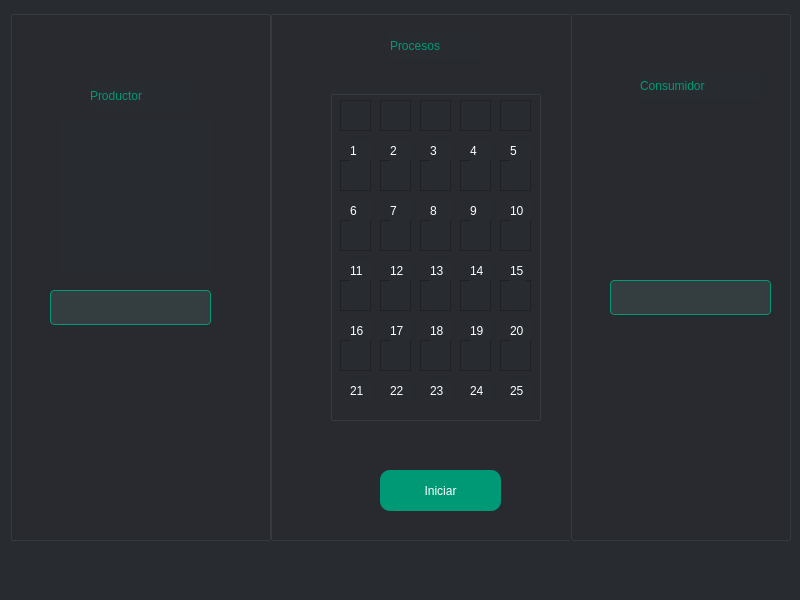
Before: the Qt Designer form view/mainWindow.ui in Edgarbanzo/Productor-Consumidor, drawn with Qt 5.
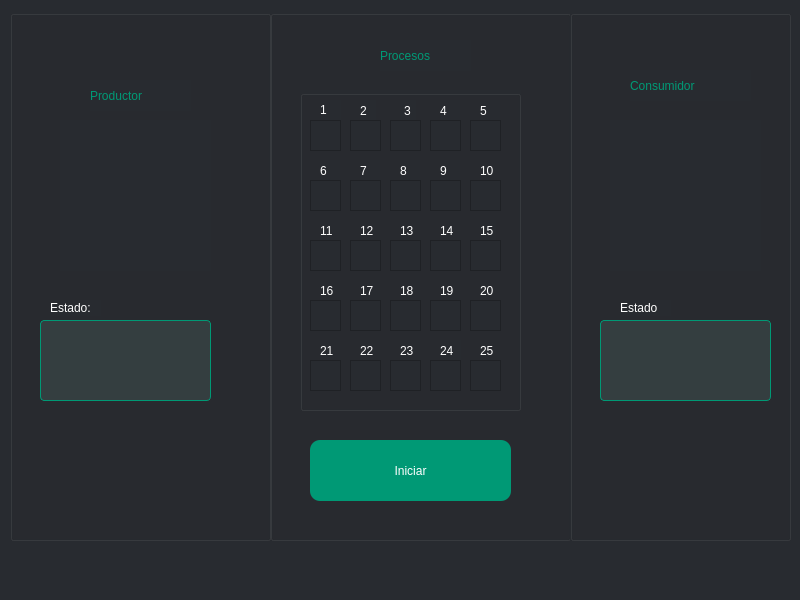
After: the same form once the commit is applied. Icons and pictures are not drawn.

The edit to the form file:
```diff
--- a/view/mainWindow.ui
+++ b/view/mainWindow.ui
@@ -26,22 +26,25 @@
       <height>531</height>
      </rect>
     </property>
+    <property name="cursor">
+     <cursorShape>ArrowCursor</cursorShape>
+    </property>
     <property name="title">
      <string/>
     </property>
     <widget class="QPushButton" name="pushButton_Start">
      <property name="geometry">
       <rect>
-       <x>110</x>
-       <y>460</y>
-       <width>121</width>
-       <height>41</height>
+       <x>40</x>
+       <y>430</y>
+       <width>201</width>
+       <height>61</height>
       </rect>
      </property>
      <property name="styleSheet">
       <string notr="true">background-color: rgb(0, 153, 117);
+font: 19pt &quot;Impact&quot;;
 color: #FFFFFF;
-font: 75 12pt &quot;Microsoft YaHei&quot;;
 border-radius: 10px;</string>
      </property>
      <property name="text">
@@ -51,8 +54,8 @@
     <widget class="QLabel" name="label_titulo_Process">
      <property name="geometry">
       <rect>
-       <x>120</x>
-       <y>20</y>
+       <x>110</x>
+       <y>30</y>
        <width>91</width>
        <height>31</height>
       </rect>
@@ -69,10 +72,10 @@
     <widget class="QGroupBox" name="groupBox_ProcessContainer">
      <property name="geometry">
       <rect>
-       <x>60</x>
+       <x>30</x>
        <y>80</y>
-       <width>211</width>
-       <height>331</height>
+       <width>221</width>
+       <height>321</height>
       </rect>
      </property>
      <property name="title">
@@ -82,17 +85,7 @@
       <property name="geometry">
        <rect>
         <x>10</x>
-        <y>10</y>
-        <width>31</width>
-        <height>31</height>
-       </rect>
-      </property>
-     </widget>
-     <widget class="QGraphicsView" name="graphicsView_2">
-      <property name="geometry">
-       <rect>
-        <x>50</x>
-        <y>10</y>
+        <y>30</y>
         <width>31</width>
         <height>31</height>
        </rect>
@@ -102,7 +95,7 @@
       <property name="geometry">
        <rect>
         <x>90</x>
-        <y>10</y>
+        <y>30</y>
         <width>31</width>
         <height>31</height>
        </rect>
@@ -112,7 +105,7 @@
       <property name="geometry">
        <rect>
         <x>130</x>
-        <y>10</y>
+        <y>30</y>
         <width>31</width>
         <height>31</height>
        </rect>
@@ -122,7 +115,7 @@
       <property name="geometry">
        <rect>
         <x>170</x>
-        <y>10</y>
+        <y>30</y>
         <width>31</width>
         <height>31</height>
        </rect>
@@ -132,7 +125,7 @@
       <property name="geometry">
        <rect>
         <x>10</x>
-        <y>70</y>
+        <y>90</y>
         <width>31</width>
         <height>31</height>
        </rect>
@@ -142,7 +135,7 @@
       <property name="geometry">
        <rect>
         <x>10</x>
-        <y>130</y>
+        <y>150</y>
         <width>31</width>
         <height>31</height>
        </rect>
@@ -152,7 +145,7 @@
       <property name="geometry">
        <rect>
         <x>10</x>
-        <y>190</y>
+        <y>210</y>
         <width>31</width>
         <height>31</height>
        </rect>
@@ -162,7 +155,7 @@
       <property name="geometry">
        <rect>
         <x>10</x>
-        <y>250</y>
+        <y>270</y>
         <width>31</width>
         <height>31</height>
        </rect>
@@ -172,7 +165,7 @@
       <property name="geometry">
        <rect>
         <x>50</x>
-        <y>70</y>
+        <y>90</y>
         <width>31</width>
         <height>31</height>
        </rect>
@@ -182,7 +175,7 @@
       <property name="geometry">
        <rect>
         <x>50</x>
-        <y>130</y>
+        <y>150</y>
         <width>31</width>
         <height>31</height>
        </rect>
@@ -192,7 +185,7 @@
       <property name="geometry">
        <rect>
         <x>50</x>
-        <y>190</y>
+        <y>210</y>
         <width>31</width>
         <height>31</height>
        </rect>
@@ -202,7 +195,7 @@
       <property name="geometry">
        <rect>
         <x>90</x>
-        <y>70</y>
+        <y>90</y>
         <width>31</width>
         <height>31</height>
        </rect>
@@ -212,7 +205,7 @@
       <property name="geometry">
        <rect>
         <x>130</x>
-        <y>70</y>
+        <y>90</y>
         <width>31</width>
         <height>31</height>
        </rect>
@@ -222,7 +215,7 @@
       <property name="geometry">
        <rect>
         <x>170</x>
-        <y>70</y>
+        <y>90</y>
         <width>31</width>
         <height>31</height>
        </rect>
@@ -232,7 +225,7 @@
       <property name="geometry">
        <rect>
         <x>90</x>
-        <y>130</y>
+        <y>150</y>
         <width>31</width>
         <height>31</height>
        </rect>
@@ -242,7 +235,7 @@
       <property name="geometry">
        <rect>
         <x>130</x>
-        <y>130</y>
+        <y>150</y>
         <width>31</width>
         <height>31</height>
        </rect>
@@ -252,7 +245,7 @@
       <property name="geometry">
        <rect>
         <x>170</x>
-        <y>130</y>
+        <y>150</y>
         <width>31</width>
         <height>31</height>
        </rect>
@@ -262,7 +255,7 @@
       <property name="geometry">
        <rect>
         <x>90</x>
-        <y>190</y>
+        <y>210</y>
         <width>31</width>
         <height>31</height>
        </rect>
@@ -272,7 +265,7 @@
       <property name="geometry">
        <rect>
         <x>130</x>
-        <y>190</y>
+        <y>210</y>
         <width>31</width>
         <height>31</height>
        </rect>
@@ -282,7 +275,7 @@
       <property name="geometry">
        <rect>
         <x>170</x>
-        <y>190</y>
+        <y>210</y>
         <width>31</width>
         <height>31</height>
        </rect>
@@ -292,7 +285,7 @@
       <property name="geometry">
        <rect>
         <x>50</x>
-        <y>250</y>
+        <y>270</y>
         <width>31</width>
         <height>31</height>
        </rect>
@@ -302,7 +295,7 @@
       <property name="geometry">
        <rect>
         <x>90</x>
-        <y>250</y>
+        <y>270</y>
         <width>31</width>
         <height>31</height>
        </rect>
@@ -312,7 +305,7 @@
       <property name="geometry">
        <rect>
         <x>130</x>
-        <y>250</y>
+        <y>270</y>
         <width>31</width>
         <height>31</height>
        </rect>
@@ -322,19 +315,19 @@
       <property name="geometry">
        <rect>
         <x>170</x>
-        <y>250</y>
+        <y>270</y>
         <width>31</width>
         <height>31</height>
        </rect>
       </property>
      </widget>
-     <widget class="QLabel" name="label">
+     <widget class="QLabel" name="label_1">
       <property name="geometry">
        <rect>
         <x>20</x>
-        <y>50</y>
-        <width>20</width>
-        <height>21</height>
+        <y>10</y>
+        <width>21</width>
+        <height>20</height>
        </rect>
       </property>
       <property name="autoFillBackground">
@@ -354,8 +347,8 @@
       <property name="geometry">
        <rect>
         <x>60</x>
-        <y>50</y>
-        <width>20</width>
+        <y>10</y>
+        <width>16</width>
         <height>21</height>
        </rect>
       </property>
@@ -373,11 +366,14 @@
       </property>
      </widget>
      <widget class="QLabel" name="label_3">
+      <property name="enabled">
+       <bool>true</bool>
+      </property>
       <property name="geometry">
        <rect>
         <x>100</x>
-        <y>50</y>
-        <width>20</width>
+        <y>10</y>
+        <width>16</width>
         <height>21</height>
        </rect>
       </property>
@@ -387,18 +383,33 @@
       <property name="styleSheet">
        <string notr="true">color: rgb(255, 255, 255)</string>
       </property>
+      <property name="frameShadow">
+       <enum>QFrame::Raised</enum>
+      </property>
+      <property name="lineWidth">
+       <number>0</number>
+      </property>
       <property name="text">
-       <string>3</string>
+       <string notr="true">3</string>
+      </property>
+      <property name="textFormat">
+       <enum>Qt::PlainText</enum>
       </property>
       <property name="scaledContents">
        <bool>true</bool>
       </property>
+      <property name="wordWrap">
+       <bool>false</bool>
+      </property>
+      <property name="indent">
+       <number>4</number>
+      </property>
      </widget>
      <widget class="QLabel" name="label_4">
       <property name="geometry">
        <rect>
         <x>140</x>
-        <y>50</y>
+        <y>10</y>
         <width>20</width>
         <height>21</height>
        </rect>
@@ -412,6 +423,9 @@
       <property name="text">
        <string>4</string>
       </property>
+      <property name="textFormat">
+       <enum>Qt::MarkdownText</enum>
+      </property>
       <property name="scaledContents">
        <bool>true</bool>
       </property>
@@ -420,7 +434,7 @@
       <property name="geometry">
        <rect>
         <x>180</x>
-        <y>50</y>
+        <y>10</y>
         <width>20</width>
         <height>21</height>
        </rect>
@@ -442,7 +456,7 @@
       <property name="geometry">
        <rect>
         <x>20</x>
-        <y>110</y>
+        <y>70</y>
         <width>20</width>
         <height>21</height>
        </rect>
@@ -464,7 +478,7 @@
       <property name="geometry">
        <rect>
         <x>60</x>
-        <y>110</y>
+        <y>70</y>
         <width>20</width>
         <height>21</height>
        </rect>
@@ -486,7 +500,7 @@
       <property name="geometry">
        <rect>
         <x>100</x>
-        <y>110</y>
+        <y>70</y>
         <width>20</width>
         <height>21</height>
        </rect>
@@ -508,7 +522,7 @@
       <property name="geometry">
        <rect>
         <x>140</x>
-        <y>110</y>
+        <y>70</y>
         <width>20</width>
         <height>21</height>
        </rect>
@@ -530,7 +544,7 @@
       <property name="geometry">
        <rect>
         <x>180</x>
-        <y>110</y>
+        <y>70</y>
         <width>20</width>
         <height>21</height>
        </rect>
@@ -552,7 +566,7 @@
       <property name="geometry">
        <rect>
         <x>20</x>
-        <y>170</y>
+        <y>130</y>
         <width>20</width>
         <height>21</height>
        </rect>
@@ -574,7 +588,7 @@
       <property name="geometry">
        <rect>
         <x>60</x>
-        <y>170</y>
+        <y>130</y>
         <width>20</width>
         <height>21</height>
        </rect>
@@ -596,7 +610,7 @@
       <property name="geometry">
        <rect>
         <x>100</x>
-        <y>170</y>
+        <y>130</y>
         <width>20</width>
         <height>21</height>
        </rect>
@@ -618,7 +632,7 @@
       <property name="geometry">
        <rect>
         <x>140</x>
-        <y>170</y>
+        <y>130</y>
         <width>20</width>
         <height>21</height>
        </rect>
@@ -640,7 +654,7 @@
       <property name="geometry">
        <rect>
         <x>180</x>
-        <y>170</y>
+        <y>130</y>
         <width>16</width>
         <height>21</height>
        </rect>
@@ -662,7 +676,7 @@
       <property name="geometry">
        <rect>
         <x>20</x>
-        <y>230</y>
+        <y>190</y>
         <width>20</width>
         <height>21</height>
        </rect>
@@ -684,7 +698,7 @@
       <property name="geometry">
        <rect>
         <x>60</x>
-        <y>230</y>
+        <y>190</y>
         <width>20</width>
         <height>21</height>
        </rect>
@@ -706,7 +720,7 @@
       <property name="geometry">
        <rect>
         <x>100</x>
-        <y>230</y>
+        <y>190</y>
         <width>20</width>
         <height>21</height>
        </rect>
@@ -728,7 +742,7 @@
       <property name="geometry">
        <rect>
         <x>140</x>
-        <y>230</y>
+        <y>190</y>
         <width>20</width>
         <height>21</height>
        </rect>
@@ -750,7 +764,7 @@
       <property name="geometry">
        <rect>
         <x>180</x>
-        <y>230</y>
+        <y>190</y>
         <width>20</width>
         <height>21</height>
        </rect>
@@ -772,7 +786,7 @@
       <property name="geometry">
        <rect>
         <x>20</x>
-        <y>290</y>
+        <y>250</y>
         <width>20</width>
         <height>21</height>
        </rect>
@@ -794,7 +808,7 @@
       <property name="geometry">
        <rect>
         <x>60</x>
-        <y>290</y>
+        <y>250</y>
         <width>20</width>
         <height>21</height>
        </rect>
@@ -816,7 +830,7 @@
       <property name="geometry">
        <rect>
         <x>100</x>
-        <y>290</y>
+        <y>250</y>
         <width>20</width>
         <height>21</height>
        </rect>
@@ -838,7 +852,7 @@
       <property name="geometry">
        <rect>
         <x>140</x>
-        <y>290</y>
+        <y>250</y>
         <width>21</width>
         <height>21</height>
        </rect>
@@ -860,7 +874,7 @@
       <property name="geometry">
        <rect>
         <x>180</x>
-        <y>290</y>
+        <y>250</y>
         <width>20</width>
         <height>21</height>
        </rect>
@@ -878,6 +892,66 @@
        <bool>true</bool>
       </property>
      </widget>
+     <widget class="QGraphicsView" name="graphicsView_2">
+      <property name="geometry">
+       <rect>
+        <x>50</x>
+        <y>30</y>
+        <width>31</width>
+        <height>31</height>
+       </rect>
+      </property>
+     </widget>
+     <zorder>label_25</zorder>
+     <zorder>label_24</zorder>
+     <zorder>label_23</zorder>
+     <zorder>label_22</zorder>
+     <zorder>label_21</zorder>
+     <zorder>label_20</zorder>
+     <zorder>label_19</zorder>
+     <zorder>label_18</zorder>
+     <zorder>label_17</zorder>
+     <zorder>label_16</zorder>
+     <zorder>label_15</zorder>
+     <zorder>label_14</zorder>
+     <zorder>label_12</zorder>
+     <zorder>label_13</zorder>
+     <zorder>label_11</zorder>
+     <zorder>label_10</zorder>
+     <zorder>label_9</zorder>
+     <zorder>label_8</zorder>
+     <zorder>label_7</zorder>
+     <zorder>label_6</zorder>
+     <zorder>label_5</zorder>
+     <zorder>label_4</zorder>
+     <zorder>label_3</zorder>
+     <zorder>graphicsView_1</zorder>
+     <zorder>graphicsView_3</zorder>
+     <zorder>graphicsView_4</zorder>
+     <zorder>graphicsView_5</zorder>
+     <zorder>graphicsView_6</zorder>
+     <zorder>graphicsView_7</zorder>
+     <zorder>graphicsView_8</zorder>
+     <zorder>graphicsView_9</zorder>
+     <zorder>graphicsView_10</zorder>
+     <zorder>graphicsView_11</zorder>
+     <zorder>graphicsView_12</zorder>
+     <zorder>graphicsView_13</zorder>
+     <zorder>graphicsView_14</zorder>
+     <zorder>graphicsView_15</zorder>
+     <zorder>graphicsView_16</zorder>
+     <zorder>graphicsView_17</zorder>
+     <zorder>graphicsView_18</zorder>
+     <zorder>graphicsView_19</zorder>
+     <zorder>graphicsView_20</zorder>
+     <zorder>graphicsView_21</zorder>
+     <zorder>graphicsView_22</zorder>
+     <zorder>graphicsView_23</zorder>
+     <zorder>graphicsView_24</zorder>
+     <zorder>graphicsView_25</zorder>
+     <zorder>label_1</zorder>
+     <zorder>label_2</zorder>
+     <zorder>graphicsView_2</zorder>
     </widget>
    </widget>
    <widget class="QGroupBox" name="groupBoxFirst">
@@ -892,38 +966,13 @@
     <property name="title">
      <string/>
     </property>
-    <widget class="QLabel" name="imageProductorAwake">
-     <property name="geometry">
-      <rect>
-       <x>50</x>
-       <y>110</y>
-       <width>151</width>
-       <height>151</height>
-      </rect>
-     </property>
-     <property name="autoFillBackground">
-      <bool>false</bool>
-     </property>
-     <property name="styleSheet">
-      <string notr="true">image: url(:/ConsumerAwake/farmer (1).png);</string>
-     </property>
-     <property name="text">
-      <string/>
-     </property>
-     <property name="pixmap">
-      <pixmap>:/newPrefix/farmer.png</pixmap>
-     </property>
-     <property name="scaledContents">
-      <bool>true</bool>
-     </property>
-    </widget>
     <widget class="QLineEdit" name="textBox_StatusProductor">
      <property name="geometry">
       <rect>
-       <x>40</x>
-       <y>280</y>
-       <width>161</width>
-       <height>35</height>
+       <x>30</x>
+       <y>310</y>
+       <width>171</width>
+       <height>81</height>
       </rect>
      </property>
      <property name="minimumSize">
@@ -932,11 +981,11 @@
        <height>35</height>
       </size>
      </property>
-     <property name="maximumSize">
-      <size>
-       <width>230</width>
-       <height>35</height>
-      </size>
+     <property name="tabletTracking">
+      <bool>true</bool>
+     </property>
+     <property name="autoFillBackground">
+      <bool>false</bool>
      </property>
      <property name="styleSheet">
       <string notr="true">background-color: rgb(52, 62, 64);
@@ -966,6 +1015,47 @@
       <string>Productor</string>
      </property>
     </widget>
+    <widget class="QLabel" name="imageProductorAwake">
+     <property name="geometry">
+      <rect>
+       <x>50</x>
+       <y>110</y>
+       <width>151</width>
+       <height>151</height>
+      </rect>
+     </property>
+     <property name="autoFillBackground">
+      <bool>false</bool>
+     </property>
+     <property name="styleSheet">
+      <string notr="true">image: url(:/productorAwake/Productor.png);</string>
+     </property>
+     <property name="text">
+      <string/>
+     </property>
+     <property name="pixmap">
+      <pixmap resource="productor.qrc">:/productorAwake/Productor.png</pixmap>
+     </property>
+     <property name="scaledContents">
+      <bool>true</bool>
+     </property>
+    </widget>
+    <widget class="QLabel" name="label_StatusProductor">
+     <property name="geometry">
+      <rect>
+       <x>40</x>
+       <y>290</y>
+       <width>51</width>
+       <height>16</height>
+      </rect>
+     </property>
+     <property name="styleSheet">
+      <string notr="true">color:rgb(255, 255, 255);</string>
+     </property>
+     <property name="text">
+      <string>Estado:</string>
+     </property>
+    </widget>
    </widget>
    <widget class="QGroupBox" name="groupBoxLast">
     <property name="geometry">
@@ -982,7 +1072,7 @@
     <widget class="QLabel" name="label_tittleConsumer">
      <property name="geometry">
       <rect>
-       <x>70</x>
+       <x>60</x>
        <y>60</y>
        <width>121</width>
        <height>31</height>
@@ -997,13 +1087,38 @@
       <string>Consumidor</string>
      </property>
     </widget>
+    <widget class="QLabel" name="imageConsumerAwake">
+     <property name="geometry">
+      <rect>
+       <x>40</x>
+       <y>110</y>
+       <width>151</width>
+       <height>151</height>
+      </rect>
+     </property>
+     <property name="autoFillBackground">
+      <bool>false</bool>
+     </property>
+     <property name="styleSheet">
+      <string notr="true">image:url(:/ConsumerAwake/Consumer.png);</string>
+     </property>
+     <property name="text">
+      <string/>
+     </property>
+     <property name="pixmap">
+      <pixmap resource="consumer.qrc">:/ConsumerAwake/Consumer.png</pixmap>
+     </property>
+     <property name="scaledContents">
+      <bool>true</bool>
+     </property>
+    </widget>
     <widget class="QLineEdit" name="textBox_StatusConsumer">
      <property name="geometry">
       <rect>
-       <x>40</x>
-       <y>270</y>
-       <width>161</width>
-       <height>35</height>
+       <x>30</x>
+       <y>310</y>
+       <width>171</width>
+       <height>81</height>
       </rect>
      </property>
      <property name="minimumSize">
@@ -1012,11 +1127,11 @@
        <height>35</height>
       </size>
      </property>
-     <property name="maximumSize">
-      <size>
-       <width>230</width>
-       <height>35</height>
-      </size>
+     <property name="tabletTracking">
+      <bool>true</bool>
+     </property>
+     <property name="autoFillBackground">
+      <bool>false</bool>
      </property>
      <property name="styleSheet">
       <string notr="true">background-color: rgb(52, 62, 64);
@@ -1028,6 +1143,22 @@
       <string/>
      </property>
     </widget>
+    <widget class="QLabel" name="label_StatusConsumer">
+     <property name="geometry">
+      <rect>
+       <x>50</x>
+       <y>290</y>
+       <width>51</width>
+       <height>16</height>
+      </rect>
+     </property>
+     <property name="styleSheet">
+      <string notr="true">color:rgb(255, 255, 255);</string>
+     </property>
+     <property name="text">
+      <string>Estado</string>
+     </property>
+    </widget>
    </widget>
   </widget>
   <widget class="QMenuBar" name="menubar">
```
Left out of the diff: 1 changed line with no effect on the pictures.
